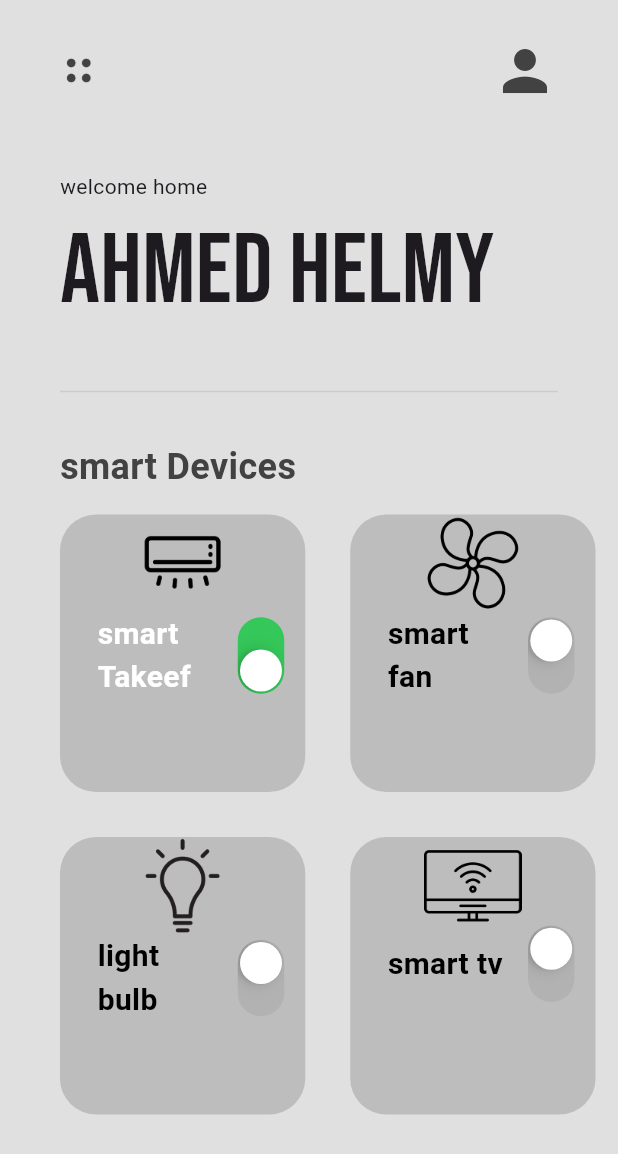
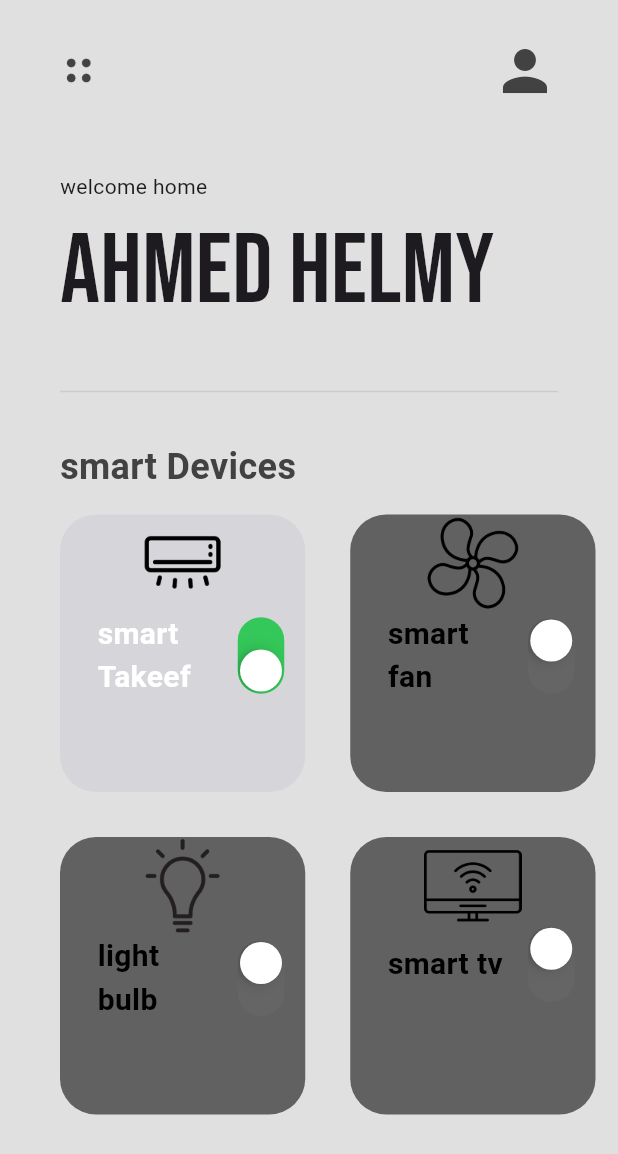
Before and after one commit to Ahmed-7elmy/smart-home-UI, a Flutter app: the screen it shows after launch, on a phone screen of 412 x 824 dp. Shown: the top 1154 px of the screen. Run offline on Flutter 3.47's test engine with Material 3 defaults, Android fonts, the phone set to English and light mode, and no system bars; our stand-ins replace google_fonts.

Commit message:
styling fixed

```diff
--- a/lib/util/smart_device_box.dart
+++ b/lib/util/smart_device_box.dart
@@ -22,7 +22,7 @@ class SmartDeviceBox extends StatelessWidget {
       padding: const EdgeInsets.all(15.0),
       child: Container(
         decoration: BoxDecoration(
-          color: Colors.grey[400],
+          color: powerOn ? Color.fromARGB(44, 164, 167, 189) : Colors.grey[700],
           borderRadius: BorderRadius.circular(12 * 2),
         ),
         child: Column(
```
Also changed, not shown: 1 other file.
